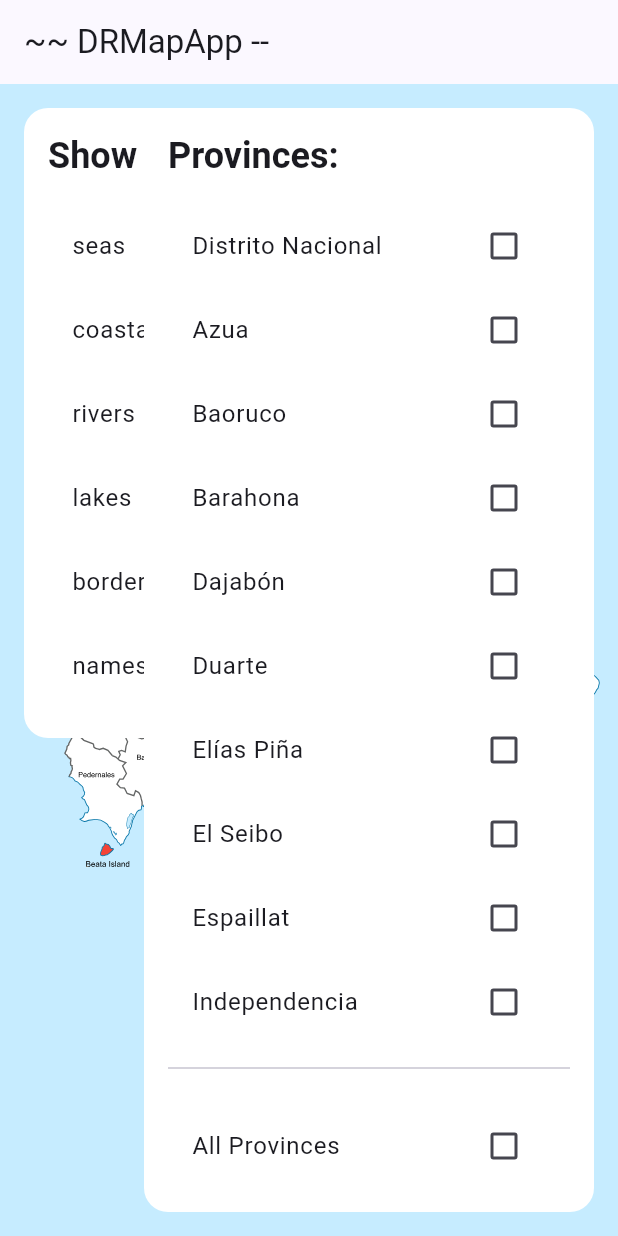
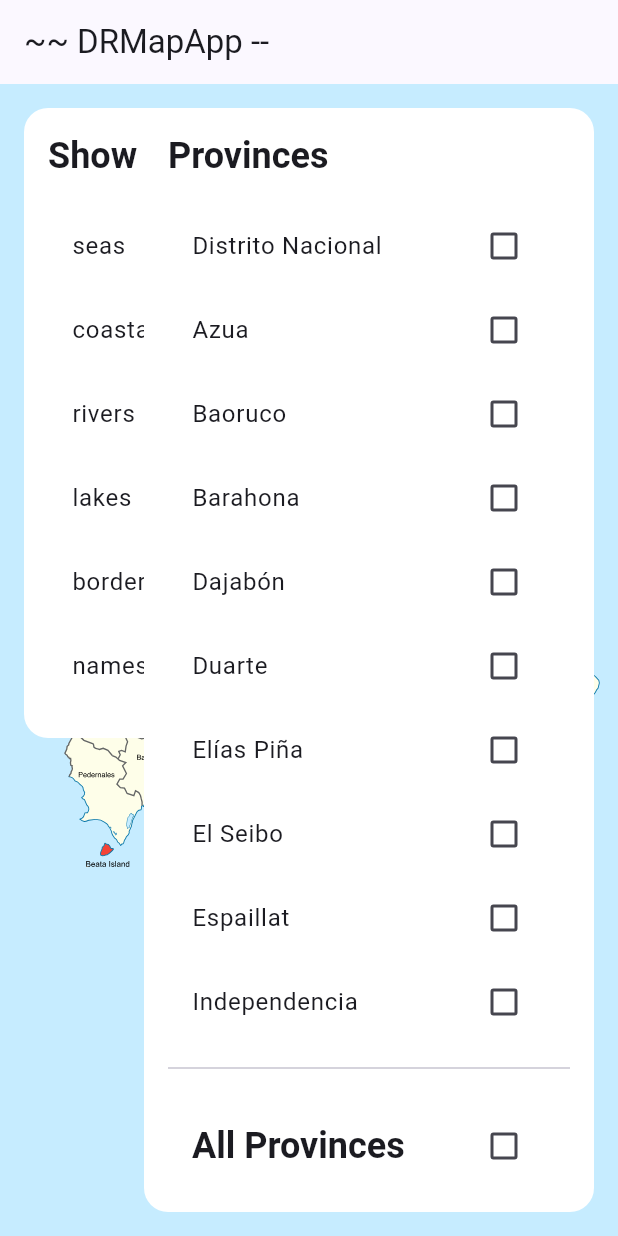
Before and after one commit to ignis-victorious/dr_mac, a Flutter app: the screen it shows after launch, on a phone screen of 412 x 824 dp. Run offline on Flutter 3.47's test engine with Material 3 defaults, Android fonts, the phone set to English and light mode, and no system bars; our stand-ins replace flutter_riverpod, flutter_svg, freezed_annotation, riverpod_annotation; generated files the repository leaves out were written again.

Commit message:
Fix all busg

```diff
--- a/lib/widgets/all_provinces_list.dart
+++ b/lib/widgets/all_provinces_list.dart
@@ -36,7 +36,7 @@ class AllProvincesList extends ConsumerWidget {
 
         children: <Widget>[
           Text(
-            'Provinces:',
+            'Provinces',
             style: textTheme.headlineSmall!.copyWith(
               fontWeight: FontWeight.bold,
             ),
@@ -73,7 +73,12 @@ class AllProvincesList extends ConsumerWidget {
                 value:
                     allProvinces.length ==
                     ref.watch(selectedProvincesProvider).length,
-                title: const Text('All Provinces'),
+                title: Text(
+                  'All Provinces',
+                  style: textTheme.headlineSmall!.copyWith(
+                    fontWeight: FontWeight.bold,
+                  ),
+                ),
                 onChanged: (value) {
                   if (value!) {
                     ref
--- a/lib/widgets/drmap.dart
+++ b/lib/widgets/drmap.dart
@@ -16,8 +16,9 @@ class DRMap extends ConsumerWidget {
 
   @override
   Widget build(BuildContext context, WidgetRef ref) {
-    final SelectedMapAssets = ref.watch(selectedMapAssetsProvider);
-    final allProvinces = ref.read(provincesListProvider);
+    final selectedMapAssets = ref.watch(selectedMapAssetsProvider);
+    final allProvinces = ref.watch(provincesListProvider);
+    final SelectedProvinces = ref.watch(selectedProvincesProvider);
 
     return Stack(
       children: <Widget>[
@@ -38,19 +39,30 @@ class DRMap extends ConsumerWidget {
         //  Generates the list of provinces
         ...List.generate(allProvinces.length, (index) {
           final province = allProvinces[index];
+          Color provinceColor = Color(0xFFFEFEE9);
+
+          if (SelectedProvinces.contains(province)) {
+            provinceColor = Color.fromARGB(
+              200,
+              (index + 1) * 20,
+              (index + 2) * 30,
+              (index + 3) * 40,
+            );
+          }
 
           return SvgPicture.asset(
             'assets/svgs/provinces/${province.code}.svg',
             colorFilter: ColorFilter.mode(
-              index == 20 ? Colors.red : Colors.white,
+              provinceColor,
+              // index == 20 ? Colors.red : Colors.white,
               BlendMode.srcIn,
             ),
           );
         }),
 
         //  Generates all the assets of the map seas, names, rivers, etc.
-        ...List.generate(SelectedMapAssets.length, (index) {
-          final asset = SelectedMapAssets[index];
+        ...List.generate(selectedMapAssets.length, (index) {
+          final asset = selectedMapAssets[index];
           final assetName =
               asset == MapAssets.seas || asset == MapAssets.names
                   ? '${asset.name}_en'
```
